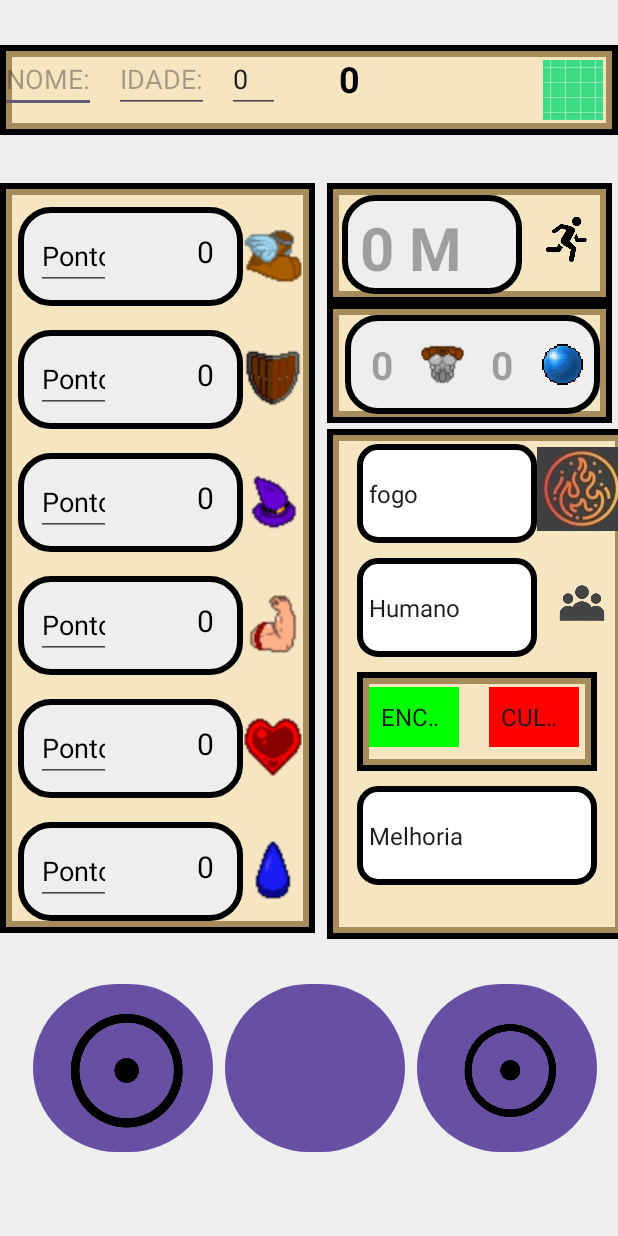
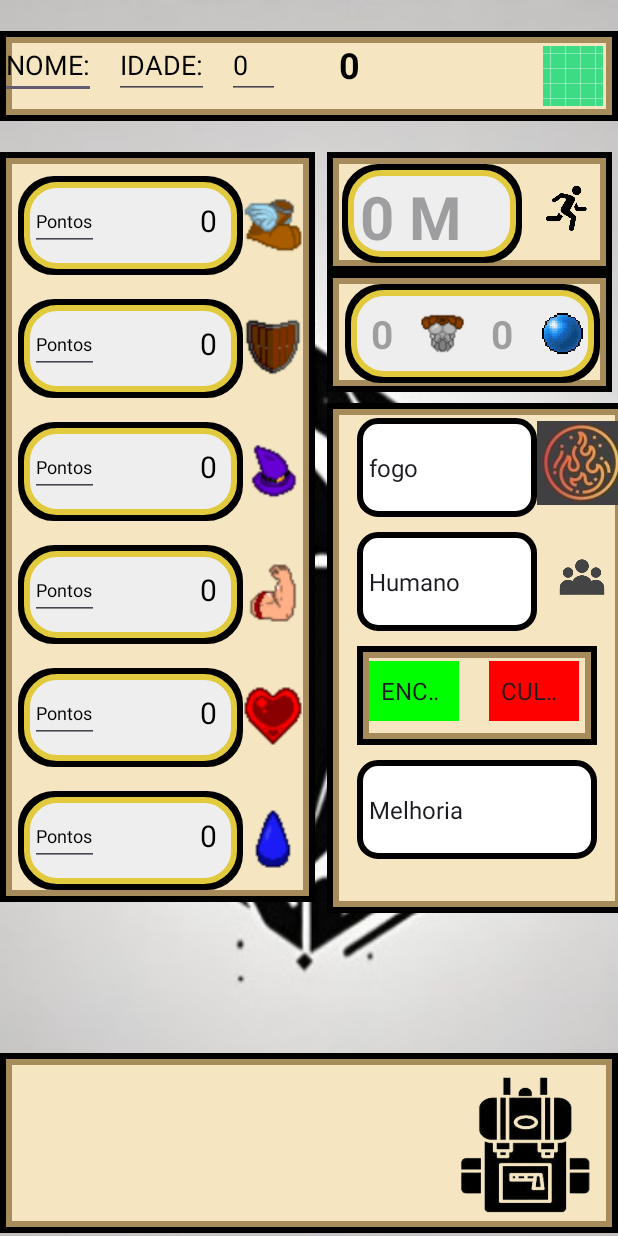
Before and after one commit to LuisClovesDev/FichadeRPG-Mobile, an Android app: the screen it shows after launch (MainActivity), on a phone screen of 412 x 824 dp. Run offline under Robolectric (Android 15) with nearby library versions, the phone set to English and light mode, and no system bars.

Commit message:
atualização 3.0

```diff
--- a/app/src/main/java/com/example/the_wizards_ficha_de_rpg/MainActivity.kt
+++ b/app/src/main/java/com/example/the_wizards_ficha_de_rpg/MainActivity.kt
@@ -11,7 +11,7 @@ import androidx.appcompat.app.AppCompatActivity
 
 class MainActivity : AppCompatActivity() {
 
-
+// luis 3
     override fun onCreate(savedInstanceState: Bundle?) {
         super.onCreate(savedInstanceState)
         setContentView(R.layout.activity_main)
--- a/app/src/main/res/drawable/caixadeatributo.xml
+++ b/app/src/main/res/drawable/caixadeatributo.xml
@@ -1,15 +1,26 @@
 <?xml version="1.0" encoding="utf-8"?>
+<layer-list xmlns:android="http://schemas.android.com/apk/res/android">
 
+    <!-- Camada de borda preta -->
+    <item>
+        <shape>
+            <solid android:color="@android:color/transparent" />
+            <stroke
+                android:color="@android:color/black"
+                android:width="8dp" />
+            <corners android:radius="20sp" />
+        </shape>
+    </item>
 
-<shape xmlns:android="http://schemas.android.com/apk/res/android">
+    <!-- Camada de borda dourada (sobreposta à borda preta) -->
+    <item android:left="4dp" android:right="4dp" android:top="4dp" android:bottom="4dp">
+        <shape>
+            <solid android:color="@color/gray" />
+            <stroke
+                android:color="@color/dourado"
+                android:width="4dp" />
+            <corners android:radius="20sp" />
+        </shape>
+    </item>
 
-
-    <solid android:color="@color/gray"/>
-    <corners android:radius="20sp"/>
-    <stroke android:color="@color/black"
-            android:width="4dp"
-        />
-
-
-
-</shape>
+</layer-list>
--- /dev/null
+++ b/app/src/main/res/drawable/efeitoclick.xml
@@ -0,0 +1,12 @@
+<?xml version="1.0" encoding="utf-8"?>
+<selector xmlns:android="http://schemas.android.com/apk/res/android">
+    <!-- Estado normal (sem clique) -->
+    <item android:drawable="@drawable/iconemochila" />
+
+    <!-- Estado pressionado (clicado) -->
+    <item android:state_pressed="true" android:drawable="@drawable/iconemochilaclicado" />
+
+    <!-- Outros estados (como focado, desativado) -->
+    <!-- Você pode adicionar mais itens conforme necessário -->
+
+</selector>
--- a/app/src/main/res/layout/activity_main.xml
+++ b/app/src/main/res/layout/activity_main.xml
@@ -10,7 +10,7 @@
     <androidx.constraintlayout.widget.ConstraintLayout
         android:layout_width="match_parent"
         android:layout_height="match_parent"
-        android:background="@color/gray"
+        android:background="@drawable/fundo"
         tools:context=".MainActivity">
 
         <View
@@ -39,6 +39,8 @@
             android:layout_width="wrap_content"
             android:layout_height="wrap_content"
             android:hint="NOME:"
+            android:textColorHint="@color/black"
+            android:textColor="@color/black"
             app:layout_constraintLeft_toLeftOf="@id/Info"
             app:layout_constraintTop_toTopOf="@id/Info" />
 
@@ -48,6 +50,8 @@
             android:layout_height="wrap_content"
             android:layout_marginLeft="12dp"
             android:hint="IDADE:"
+            android:textColorHint="@color/black"
+            android:textColor="@color/black"
             app:layout_constraintLeft_toRightOf="@id/nome"
             app:layout_constraintTop_toTopOf="@id/nome" />
 
@@ -57,8 +61,10 @@
             android:layout_height="wrap_content"
             android:layout_marginLeft="12dp"
             android:hint="XP:"
+            android:textColorHint="@color/black"
             android:inputType="number"
             android:text="0"
+            android:textColor="@color/black"
             app:layout_constraintLeft_toRightOf="@id/idade"
             app:layout_constraintTop_toTopOf="@id/idade" />
 
@@ -81,9 +87,9 @@
             android:id="@+id/Base_Conteiner_Atributos"
             android:layout_width="210dp"
             android:layout_height="500dp"
-            android:layout_marginTop="2dp"
+            android:layout_marginBottom="80dp"
             android:background="@drawable/caixa_info_modificaatributo"
-            app:layout_constraintBottom_toTopOf="@id/botaomenu"
+            app:layout_constraintBottom_toTopOf="@id/barradebotoes"
             app:layout_constraintStart_toStartOf="parent"
             app:layout_constraintTop_toBottomOf="@id/Info" />
 
@@ -102,10 +108,11 @@
 
         <EditText
             android:id="@+id/editaDESTREZA"
-            android:layout_width="50dp"
-            android:layout_height="wrap_content"
-            android:layout_marginLeft="12dp"
+            android:layout_width="46dp"
+            android:layout_height="40dp"
+            android:layout_marginLeft="8dp"
             android:layout_marginTop="10dp"
+            android:textSize="12dp"
             android:hint="Pontos"
             android:inputType="number"
             android:textColor="@color/black"
@@ -115,7 +122,7 @@
 
         <TextView
             android:id="@+id/Bonus_DESTREZA"
-            android:layout_width="40dp"
+            android:layout_width="50dp"
             android:layout_height="40dp"
             android:textColor="@color/black"
             android:textSize="30dp"
@@ -158,10 +165,11 @@
 
         <EditText
             android:id="@+id/editaRESISTENCIA"
-            android:layout_width="50dp"
-            android:layout_height="wrap_content"
-            android:layout_marginLeft="12dp"
+            android:layout_width="46dp"
+            android:layout_height="40dp"
+            android:layout_marginLeft="8dp"
             android:layout_marginTop="10dp"
+            android:textSize="12dp"
             android:hint="Pontos"
             android:inputType="number"
             android:textColor="@color/black"
@@ -171,7 +179,7 @@
 
         <TextView
             android:id="@+id/Bonus_RESISTENCIA"
-            android:layout_width="40dp"
+            android:layout_width="50dp"
             android:layout_height="40dp"
             android:textColor="@color/black"
             android:textSize="30dp"
@@ -215,10 +223,11 @@
 
         <EditText
             android:id="@+id/editaINTELIGENCIA"
-            android:layout_width="50dp"
-            android:layout_height="wrap_content"
-            android:layout_marginLeft="12dp"
+            android:layout_width="46dp"
+            android:layout_height="40dp"
+            android:layout_marginLeft="8dp"
             android:layout_marginTop="10dp"
+            android:textSize="12dp"
             android:hint="Pontos"
             android:inputType="number"
             android:textColor="@color/black"
@@ -228,7 +237,7 @@
 
         <TextView
             android:id="@+id/Bonus_INTELIGENCIA"
-            android:layout_width="40dp"
+            android:layout_width="50dp"
             android:layout_height="40dp"
             android:textColor="@color/black"
             android:textSize="30dp"
@@ -268,10 +277,11 @@
 
         <EditText
             android:id="@+id/editaFORCA"
-            android:layout_width="50dp"
-            android:layout_height="wrap_content"
-            android:layout_marginLeft="12dp"
+            android:layout_width="46dp"
+            android:layout_height="40dp"
+            android:layout_marginLeft="8dp"
             android:layout_marginTop="10dp"
+            android:textSize="12dp"
             android:hint="Pontos"
             android:inputType="number"
             android:textColor="@color/black"
@@ -281,7 +291,7 @@
 
         <TextView
             android:id="@+id/Bonus_FORCA"
-            android:layout_width="40dp"
+            android:layout_width="50dp"
             android:layout_height="40dp"
             android:textColor="@color/black"
             android:textSize="30dp"
@@ -324,10 +334,11 @@
 
         <EditText
             android:id="@+id/editaVIDA"
-            android:layout_width="50dp"
-            android:layout_height="wrap_content"
-            android:layout_marginLeft="12dp"
+            android:layout_width="46dp"
+            android:layout_height="40dp"
+            android:layout_marginLeft="8dp"
             android:layout_marginTop="10dp"
+            android:textSize="12dp"
             android:hint="Pontos"
             android:inputType="number"
             android:textColor="@color/black"
@@ -337,7 +348,7 @@
 
         <TextView
             android:id="@+id/Bonus_VIDA"
-            android:layout_width="40dp"
+            android:layout_width="50dp"
             android:layout_height="40dp"
             android:textColor="@color/black"
             android:textSize="30dp"
@@ -366,10 +377,11 @@
 
         <EditText
             android:id="@+id/editaMANA"
-            android:layout_width="50dp"
-            android:layout_height="wrap_content"
-            android:layout_marginLeft="12dp"
+            android:layout_width="46dp"
+            android:layout_height="40dp"
+            android:layout_marginLeft="8dp"
             android:layout_marginTop="10dp"
+            android:textSize="12dp"
             android:hint="Pontos"
             android:inputType="number"
             android:textColor="@color/black"
@@ -391,7 +403,7 @@
 
         <TextView
             android:id="@+id/Bonus_MANA"
-            android:layout_width="40dp"
+            android:layout_width="50dp"
             android:layout_height="40dp"
             android:textColor="@color/black"
             android:textSize="30dp"
@@ -481,7 +493,7 @@
             android:background="@drawable/caixadeatributo"
             app:layout_constraintStart_toStartOf="@id/Base_Conteiner_Modificadores_Armadura"
             app:layout_constraintTop_toTopOf="@id/Base_Conteiner_Modificadores_Armadura"
-            app:layout_constraintRight_toRightOf="Base_Conteiner_Modificadores_Armadura"
+            app:layout_constraintRight_toRightOf="@id/Base_Conteiner_Modificadores_Armadura"
 
             />
 
@@ -536,9 +548,9 @@
             android:id="@+id/Base_Conteiner_Adicionais"
             android:layout_width="200dp"
             android:layout_height="340dp"
-            android:layout_marginBottom="16dp"
+            android:layout_marginBottom="80dp"
             android:background="@drawable/caixa_info_modificaatributo"
-            app:layout_constraintBottom_toTopOf="@id/botaomenu"
+            app:layout_constraintBottom_toTopOf="@id/barradebotoes"
             app:layout_constraintLeft_toLeftOf="@id/Base_Conteiner_Modificadores_Armadura"
             app:layout_constraintTop_toBottomOf="@id/Armaduras" />
 
@@ -626,63 +638,26 @@
             app:layout_constraintTop_toBottomOf="@id/VantagemeDesvantagem"
 
             />
-
-
-        <Button
-            android:id="@+id/botaofeitico"
-            android:layout_width="120dp"
+        <View
+            android:id="@+id/barradebotoes"
+            android:layout_width="wrap_content"
             android:layout_height="120dp"
-            android:layout_marginLeft="22dp"
-            android:layout_marginBottom="22dp"
+            android:layout_marginBottom="2dp"
             app:layout_constraintBottom_toBottomOf="parent"
             app:layout_constraintLeft_toLeftOf="parent"
-            app:layout_constraintTop_toBottomOf="@id/Base_Conteiner_Atributos"
-
+            android:background="@drawable/caixa_info_modificaatributo"
             />
 
-        <ImageView
-            android:id="@+id/imageView13"
-            android:layout_width="110dp"
-            android:layout_height="110dp"
-            android:layout_marginLeft="6dp"
-            android:layout_marginTop="6dp"
-            app:layout_constraintLeft_toLeftOf="@id/botaofeitico"
-            app:layout_constraintTop_toTopOf="@id/botaofeitico"
-            app:srcCompat="@drawable/vazio" />
-
-        <Button
-            android:id="@+id/botaomenu"
-            android:layout_width="120dp"
-            android:layout_height="120dp"
-            android:layout_marginLeft="8dp"
-            android:layout_marginBottom="22dp"
-            app:layout_constraintBottom_toBottomOf="parent"
-            app:layout_constraintLeft_toRightOf="@id/botaofeitico"
-            app:layout_constraintTop_toBottomOf="@id/Base_Conteiner_Atributos"
-
+        <ImageButton
+            android:id="@+id/BotaoMochila"
+            android:layout_width="100dp"
+            android:layout_height="100dp"
+            android:layout_marginTop="12dp"
+            android:layout_marginRight="12dp"
+            app:layout_constraintTop_toTopOf="@id/barradebotoes"
+            app:layout_constraintRight_toRightOf="@id/barradebotoes"
+            android:background="@drawable/efeitoclick"
             />
-
-        <Button
-            android:id="@+id/botaointens"
-            android:layout_width="120dp"
-            android:layout_height="120dp"
-            android:layout_marginLeft="8dp"
-            android:layout_marginBottom="22dp"
-            app:layout_constraintBottom_toBottomOf="parent"
-            app:layout_constraintLeft_toRightOf="@id/botaomenu"
-            app:layout_constraintTop_toBottomOf="@id/Base_Conteiner_Atributos"
-
-            />
-
-        <ImageView
-            android:id="@+id/imageView11"
-            android:layout_width="90dp"
-            android:layout_height="90dp"
-            android:layout_marginLeft="16dp"
-            android:layout_marginTop="16dp"
-            app:layout_constraintLeft_toLeftOf="@id/botaointens"
-            app:layout_constraintTop_toTopOf="@id/botaointens"
-            app:srcCompat="@drawable/vazio" />
 
 
     </androidx.constraintlayout.widget.ConstraintLayout>
--- a/app/src/main/res/values/colors.xml
+++ b/app/src/main/res/values/colors.xml
@@ -9,4 +9,5 @@
     <color name="grey">#00FF00</color>
     <color name="RED">#FF0000</color>
     <color name="cu">#FFFFE0</color>
+    <color name="dourado">#E2CA3E</color>
 </resources>
```
Also changed, not shown: app/src/main/res/drawable/fundo.png (added), app/src/main/res/drawable/iconemochila.png (added), app/src/main/res/drawable/iconemochilaclicado.png (added).
